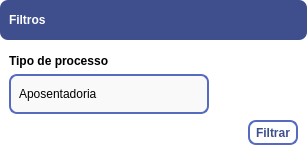
Above: Design/UI/wdgFiltroClientes.ui from newprev/PrevCliente before the change. Below: the same form after it.
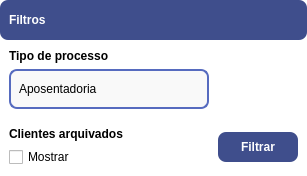
That is the form after the change. Icons and pictures are not drawn.

Commit message: Adicionada funcionalidade de filtrar clientes

Diff of the .ui file:
```diff
--- a/Design/UI/wdgFiltroClientes.ui
+++ b/Design/UI/wdgFiltroClientes.ui
@@ -7,7 +7,7 @@
     <x>0</x>
     <y>0</y>
     <width>307</width>
-    <height>154</height>
+    <height>173</height>
    </rect>
   </property>
   <property name="windowTitle">
@@ -42,11 +42,11 @@
 /*---------------------------------- Push button -----------------------------------*/
 #pbOk {
 	font: 10pt &quot;Avenir LT Std&quot;;
-	color: #3F4E8C;
+	color: white;
 	font-weight: 750;
 
-	background-color: white;
-	border: 2px solid #566BBF;
+	background-color: #3F4E8C;
+	border: 0px solid #566BBF;
 	border-radius: 8px;
 }
 
@@ -67,12 +67,26 @@
 	font-weight: 750;
 }
 
-#lbInfoTipoProcesso {
+#lbInfoTipoProcesso, #lbInfoArquivados {
 	font: 10pt &quot;Avenir LT Std&quot;;
 	color: black;
 	font-weight: 750;
 }
 
+/*--------------------------------------- Check box -----------------------------------*/
+#cbArquivados {
+	font: 11pt &quot;Avenir LT Std&quot;;
+	color: black;
+}
+
+#cbArquivados::indicator:unchecked {
+    image: url(:/checkBox/CheckBoxFalse.png);
+}
+
+#cbArquivados::indicator:checked {
+    image: url(:/checkBox/checkBoxTrue.png);
+}
+
 /*---------------------------------------- Combo box ----------------------------------------*/
 
 QComboBox {
@@ -209,8 +223,11 @@
         <property name="frameShadow">
          <enum>QFrame::Raised</enum>
         </property>
-        <layout class="QVBoxLayout" name="verticalLayout_2">
-         <item>
+        <layout class="QGridLayout" name="gridLayout_2">
+         <property name="verticalSpacing">
+          <number>18</number>
+         </property>
+         <item row="0" column="0" alignment="Qt::AlignLeft">
           <widget class="QFrame" name="frTipoProcesso">
            <property name="frameShape">
             <enum>QFrame::NoFrame</enum>
@@ -262,7 +279,48 @@
            </layout>
           </widget>
          </item>
-         <item alignment="Qt::AlignRight">
+         <item row="1" column="0">
+          <widget class="QFrame" name="frame">
+           <property name="frameShape">
+            <enum>QFrame::NoFrame</enum>
+           </property>
+           <property name="frameShadow">
+            <enum>QFrame::Raised</enum>
+           </property>
+           <layout class="QVBoxLayout" name="verticalLayout_2">
+            <property name="spacing">
+             <number>6</number>
+            </property>
+            <property name="leftMargin">
+             <number>0</number>
+            </property>
+            <property name="topMargin">
+             <number>0</number>
+            </property>
+            <property name="rightMargin">
+             <number>0</number>
+            </property>
+            <property name="bottomMargin">
+             <number>0</number>
+            </property>
+            <item>
+             <widget class="QLabel" name="lbInfoArquivados">
+              <property name="text">
+               <string>Clientes arquivados</string>
+              </property>
+             </widget>
+            </item>
+            <item>
+             <widget class="QCheckBox" name="cbArquivados">
+              <property name="text">
+               <string>Mostrar</string>
+              </property>
+             </widget>
+            </item>
+           </layout>
+          </widget>
+         </item>
+         <item row="1" column="1">
           <widget class="QPushButton" name="pbOk">
            <property name="sizePolicy">
             <sizepolicy hsizetype="Preferred" vsizetype="Preferred">
@@ -272,14 +330,14 @@
            </property>
            <property name="minimumSize">
             <size>
-             <width>50</width>
-             <height>25</height>
+             <width>80</width>
+             <height>30</height>
             </size>
            </property>
            <property name="maximumSize">
             <size>
-             <width>50</width>
-             <height>25</height>
+             <width>80</width>
+             <height>30</height>
             </size>
            </property>
            <property name="text">
```
Left out of the diff: 6 changed lines with no effect on the pictures. The commit also changes 12 other files.
